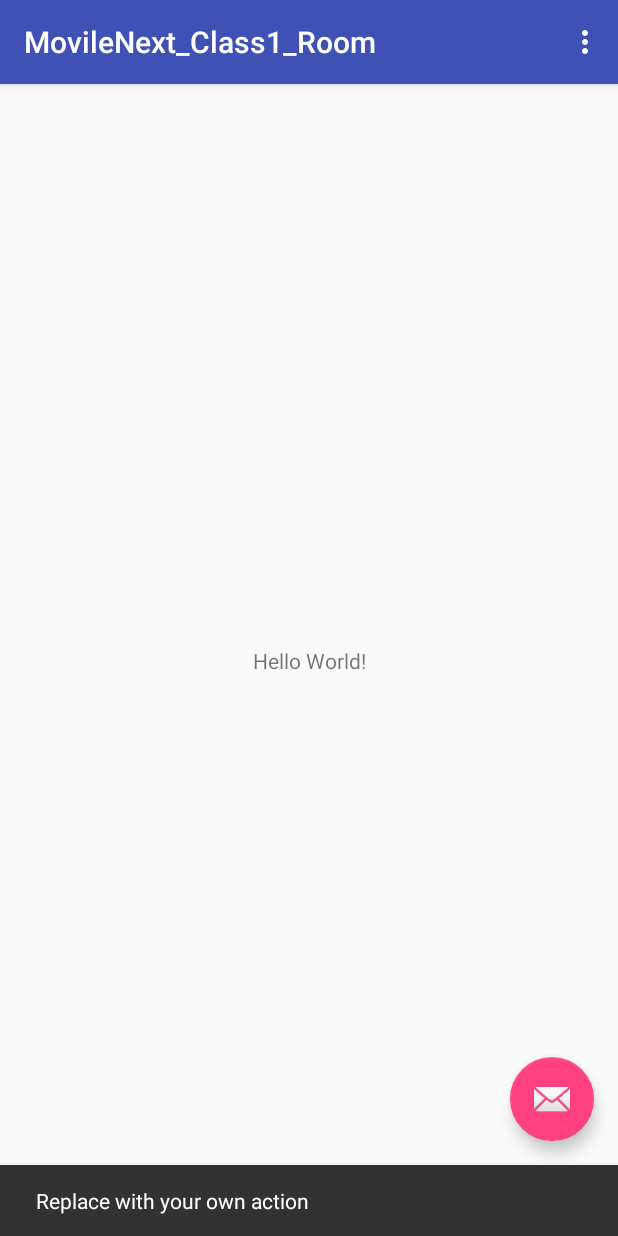
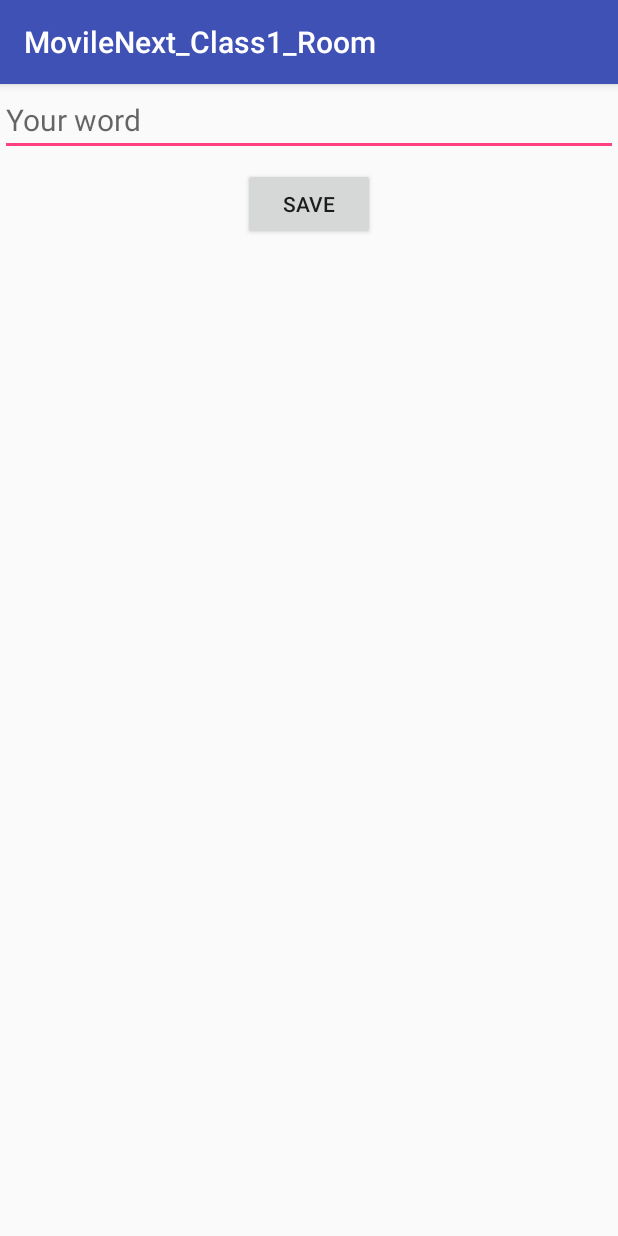
Before and after one commit to titooan/movile_project2, an Android app: the screen it shows after launch (MainActivity before the commit, NewWordActivity after it), after a tap on an icon or button, on a phone screen of 412 x 824 dp. Run offline under Robolectric (Android 15) with nearby library versions, the phone set to English and light mode, and no system bars; our stand-ins replace ButterKnife, Room's generated code; libraries missing offline, so code that uses them is left out: android.arch.persistence.

Commit message:
Feat: Created list of words and new word Activities

```diff
--- a/app/build.gradle
+++ b/app/build.gradle
@@ -37,4 +37,7 @@ dependencies {
     // Lifecycle components
     implementation "android.arch.lifecycle:extensions:$rootProject.archLifecycleVersion"
     annotationProcessor "android.arch.lifecycle:compiler:$rootProject.archLifecycleVersion"
+
+    implementation 'com.jakewharton:butterknife:' + rootProject.butterknifeVersion
+    annotationProcessor 'com.jakewharton:butterknife-compiler:' + rootProject.butterknifeVersion
 }
--- a/app/src/main/AndroidManifest.xml
+++ b/app/src/main/AndroidManifest.xml
@@ -19,6 +19,7 @@
                 <category android:name="android.intent.category.LAUNCHER" />
             </intent-filter>
         </activity>
+        <activity android:name=".NewWordActivity"></activity>
     </application>
 
 </manifest>
--- a/app/src/main/java/com/titouan/next/movilenext_class1_room/MainActivity.java
+++ b/app/src/main/java/com/titouan/next/movilenext_class1_room/MainActivity.java
@@ -1,52 +1,75 @@
 package com.titouan.next.movilenext_class1_room;
 
+import android.arch.lifecycle.Observer;
+import android.arch.lifecycle.ViewModelProviders;
+import android.content.Intent;
 import android.os.Bundle;
+import android.support.annotation.Nullable;
 import android.support.design.widget.FloatingActionButton;
 import android.support.design.widget.Snackbar;
 import android.support.v7.app.AppCompatActivity;
+import android.support.v7.widget.LinearLayoutManager;
+import android.support.v7.widget.RecyclerView;
 import android.support.v7.widget.Toolbar;
-import android.view.View;
-import android.view.Menu;
-import android.view.MenuItem;
+import android.text.TextUtils;
+
+import java.util.List;
+
+import butterknife.BindView;
+import butterknife.ButterKnife;
 
 public class MainActivity extends AppCompatActivity {
+
+    private static final int NEW_WORD_REQUEST = 1;
+    public static final String EXTRA_WORD = "extra_word";
+
+    @BindView(R.id.recyclerView)
+    protected RecyclerView mRecyclerView;
+
+    private WordsAdapter mAdapter;
+    private WordViewModel mWordViewModel;
 
     @Override
     protected void onCreate(Bundle savedInstanceState) {
         super.onCreate(savedInstanceState);
         setContentView(R.layout.activity_main);
-        Toolbar toolbar = (Toolbar) findViewById(R.id.toolbar);
+        Toolbar toolbar = findViewById(R.id.toolbar);
         setSupportActionBar(toolbar);
+        ButterKnife.bind(this);
 
-        FloatingActionButton fab = (FloatingActionButton) findViewById(R.id.fab);
-        fab.setOnClickListener(new View.OnClickListener() {
-            @Override
-            public void onClick(View view) {
-                Snackbar.make(view, "Replace with your own action", Snackbar.LENGTH_LONG)
-                        .setAction("Action", null).show();
-            }
-        });
+        FloatingActionButton fab = findViewById(R.id.fab);
+        fab.setOnClickListener(view ->
+                startActivityForResult(NewWordActivity.getStartIntent(this), NEW_WORD_REQUEST));
+
+        mWordViewModel = ViewModelProviders.of(this).get(WordViewModel.class);
+
+        setupRecyclerView();
+
+//        mWordViewModel.insert("Plop");
+//
+//        LiveData<List<Word>> words = mWordViewModel.getWords();
+//
+//        for (Word word : words.getValue()) {
+//            Log.d("Word: ", word.getWord());
+//        }
+    }
+
+    private void setupRecyclerView() {
+        mAdapter = new WordsAdapter();
+        mRecyclerView.setLayoutManager(new LinearLayoutManager(this));
+        mRecyclerView.setAdapter(mAdapter);
+        mWordViewModel.getWords().observe(this, mAdapter::setWords);
     }
 
     @Override
-    public boolean onCreateOptionsMenu(Menu menu) {
-        // Inflate the menu; this adds items to the action bar if it is present.
-        getMenuInflater().inflate(R.menu.menu_main, menu);
-        return true;
-    }
+    protected void onActivityResult(int requestCode, int resultCode, @Nullable Intent data) {
 
-    @Override
-    public boolean onOptionsItemSelected(MenuItem item) {
-        // Handle action bar item clicks here. The action bar will
-        // automatically handle clicks on the Home/Up button, so long
-        // as you specify a parent activity in AndroidManifest.xml.
-        int id = item.getItemId();
-
-        //noinspection SimplifiableIfStatement
-        if (id == R.id.action_settings) {
-            return true;
+        if (requestCode == NEW_WORD_REQUEST && resultCode == RESULT_OK) {
+            String word = data.getStringExtra(EXTRA_WORD);
+            if(!TextUtils.isEmpty(word)) {
+                mWordViewModel.insert(word);
+            }
         }
 
-        return super.onOptionsItemSelected(item);
     }
 }
--- /dev/null
+++ b/app/src/main/java/com/titouan/next/movilenext_class1_room/NewWordActivity.java
@@ -0,0 +1,48 @@
+package com.titouan.next.movilenext_class1_room;
+
+import android.content.Context;
+import android.content.Intent;
+import android.support.v7.app.AppCompatActivity;
+import android.os.Bundle;
+import android.text.TextUtils;
+import android.widget.Button;
+import android.widget.EditText;
+import android.widget.TextView;
+
+import org.w3c.dom.Text;
+
+import butterknife.BindView;
+import butterknife.ButterKnife;
+import butterknife.OnClick;
+
+import static com.titouan.next.movilenext_class1_room.MainActivity.EXTRA_WORD;
+
+public class NewWordActivity extends AppCompatActivity {
+
+    @BindView(R.id.word)
+    protected EditText mWord;
+
+    @BindView(R.id.ok)
+    protected Button mOkButton;
+
+    public static Intent getStartIntent(Context context) {
+        return new Intent(context, NewWordActivity.class);
+    }
+
+    @Override
+    protected void onCreate(Bundle savedInstanceState) {
+        super.onCreate(savedInstanceState);
+        setContentView(R.layout.activity_new_word);
+        ButterKnife.bind(this);
+    }
+
+    @OnClick(R.id.ok)
+    public void addWord() {
+        if (!TextUtils.isEmpty(mWord.getText().toString())) {
+            Intent intent = new Intent();
+            intent.putExtra(EXTRA_WORD, mWord.getText().toString());
+            setResult(RESULT_OK, intent);
+        }
+        finish();
+    }
+}
--- /dev/null
+++ b/app/src/main/java/com/titouan/next/movilenext_class1_room/WordDao.java
@@ -0,0 +1,25 @@
+package com.titouan.next.movilenext_class1_room;
+
+import android.arch.lifecycle.LiveData;
+import android.arch.persistence.room.Dao;
+import android.arch.persistence.room.Insert;
+import android.arch.persistence.room.OnConflictStrategy;
+import android.arch.persistence.room.Query;
+
+import java.util.List;
+
+@Dao
+public interface WordDao {
+
+    @Insert(onConflict = OnConflictStrategy.IGNORE)
+    void insert(Word word);
+
+    @Insert
+    void insert(List<Word> words);
+
+    @Query("DELETE FROM words_table")
+    void clearAll();
+
+    @Query("SELECT * FROM words_table ORDER BY word")
+    LiveData<List<Word>> getAll();
+}
--- /dev/null
+++ b/app/src/main/java/com/titouan/next/movilenext_class1_room/WordRepository.java
@@ -0,0 +1,47 @@
+package com.titouan.next.movilenext_class1_room;
+
+import android.app.Application;
+import android.arch.lifecycle.LiveData;
+import android.os.AsyncTask;
+
+import java.util.List;
+
+public class WordRepository {
+
+    private WordDao mWordDao;
+
+    private LiveData<List<Word>> mWords;
+
+    public WordRepository(Application application) {
+        mWordDao = WordRoomDatabase.getInstance(application).wordDao();
+        mWords = mWordDao.getAll();
+    }
+
+    public void insert(String word) {
+        new InsertAsyncTask(mWordDao).execute(new Word(word));
+    }
+
+
+    private static class InsertAsyncTask extends AsyncTask<Word, Void, Void> {
+
+        private WordDao mDao;
+
+        InsertAsyncTask(WordDao dao) {
+            mDao = dao;
+        }
+
+
+        @Override
+        protected Void doInBackground(Word... words) {
+            for (Word word : words) {
+                mDao.insert(word);
+            }
+
+            return null;
+        }
+    }
+
+    public LiveData<List<Word>> getWords() {
+        return mWords;
+    }
+}
--- /dev/null
+++ b/app/src/main/java/com/titouan/next/movilenext_class1_room/WordRoomDatabase.java
@@ -0,0 +1,35 @@
+package com.titouan.next.movilenext_class1_room;
+
+import android.arch.persistence.db.SupportSQLiteDatabase;
+import android.arch.persistence.room.Database;
+import android.arch.persistence.room.Room;
+import android.arch.persistence.room.RoomDatabase;
+import android.content.Context;
+import android.support.annotation.NonNull;
+
+@Database(entities = {Word.class}, version = 1, exportSchema = false)
+public abstract class WordRoomDatabase extends RoomDatabase {
+
+    private static final String WORD_DATABASE = "word_database";
+
+    private static WordRoomDatabase sInstance;
+
+    public abstract WordDao wordDao();
+
+    static WordRoomDatabase getInstance(final Context context) {
+        if (sInstance == null) {
+            synchronized (WordRoomDatabase.class) {
+                if (sInstance == null) {
+                    sInstance =
+                            Room.databaseBuilder(
+                                context,
+                                WordRoomDatabase.class,
+                                WORD_DATABASE)
+                            .build();
+                }
+            }
+        }
+
+        return sInstance;
+    }
+}
--- /dev/null
+++ b/app/src/main/java/com/titouan/next/movilenext_class1_room/WordViewModel.java
@@ -0,0 +1,28 @@
+package com.titouan.next.movilenext_class1_room;
+
+import android.app.Application;
+import android.arch.lifecycle.AndroidViewModel;
+import android.arch.lifecycle.LiveData;
+
+import java.util.List;
+
+public class WordViewModel extends AndroidViewModel {
+
+    private WordRepository mRepository;
+
+    private LiveData<List<Word>> mWords;
+
+    public WordViewModel(Application application) {
+        super(application);
+        mRepository = new WordRepository(application);
+        mWords = mRepository.getWords();
+    }
+
+    public LiveData<List<Word>> getWords() {
+        return mWords;
+    }
+
+    public void insert(String word) {
+        mRepository.insert(word);
+    }
+}
--- /dev/null
+++ b/app/src/main/java/com/titouan/next/movilenext_class1_room/WordsAdapter.java
@@ -0,0 +1,58 @@
+package com.titouan.next.movilenext_class1_room;
+
+import android.arch.lifecycle.LiveData;
+import android.support.annotation.NonNull;
+import android.support.v7.widget.RecyclerView;
+import android.view.LayoutInflater;
+import android.view.View;
+import android.view.ViewGroup;
+import android.widget.TextView;
+
+import java.util.List;
+
+import butterknife.BindView;
+import butterknife.ButterKnife;
+
+public class WordsAdapter extends RecyclerView.Adapter<WordsAdapter.WordViewHolder> {
+
+    private List<Word> mWords;
+
+    public WordsAdapter(List<Word> words) {
+        mWords = words;
+    }
+
+    public WordsAdapter() { }
+
+    @NonNull
+    @Override
+    public WordViewHolder onCreateViewHolder(@NonNull ViewGroup parent, int viewType) {
+        return new WordViewHolder(LayoutInflater.from(parent.getContext()).inflate(R.layout.holder_word, parent, false));
+    }
+
+    @Override
+    public void onBindViewHolder(@NonNull WordViewHolder wordViewHolder, int position) {
+        wordViewHolder.mTextView.setText(mWords.get(position).getWord());
+    }
+
+    @Override
+    public int getItemCount() {
+        return mWords == null ? 0 : mWords.size();
+    }
+
+    public void setWords(List<Word> words) {
+        mWords = words;
+        notifyDataSetChanged();
+    }
+
+    public static class WordViewHolder extends RecyclerView.ViewHolder {
+
+        @BindView(R.id.textView)
+        protected TextView mTextView;
+
+
+        public WordViewHolder(@NonNull View itemView) {
+            super(itemView);
+            ButterKnife.bind(this, itemView);
+        }
+    }
+}
--- a/app/src/main/res/layout/activity_main.xml
+++ b/app/src/main/res/layout/activity_main.xml
@@ -28,6 +28,7 @@
         android:layout_height="wrap_content"
         android:layout_gravity="bottom|end"
         android:layout_margin="@dimen/fab_margin"
-        app:srcCompat="@android:drawable/ic_dialog_email" />
+        app:srcCompat="@android:drawable/ic_input_add"
+        android:tint="#FFFFFF"/>
 
 </android.support.design.widget.CoordinatorLayout>
--- /dev/null
+++ b/app/src/main/res/layout/activity_new_word.xml
@@ -0,0 +1,30 @@
+<?xml version="1.0" encoding="utf-8"?>
+<android.support.constraint.ConstraintLayout xmlns:android="http://schemas.android.com/apk/res/android"
+    xmlns:app="http://schemas.android.com/apk/res-auto"
+    xmlns:tools="http://schemas.android.com/tools"
+    android:layout_width="match_parent"
+    android:layout_height="match_parent"
+    tools:context=".NewWordActivity">
+
+    <EditText
+        android:id="@+id/word"
+        android:layout_width="match_parent"
+        android:layout_height="wrap_content"
+        android:textSize="20sp"
+        android:hint="@string/your_word"
+        app:layout_constraintLeft_toLeftOf="parent"
+        app:layout_constraintRight_toRightOf="parent"
+        app:layout_constraintTop_toTopOf="parent"
+        />
+
+    <Button
+        android:id="@+id/ok"
+        android:layout_width="wrap_content"
+        android:layout_height="wrap_content"
+        android:layout_marginTop="8dp"
+        app:layout_constraintTop_toBottomOf="@+id/word"
+        app:layout_constraintLeft_toLeftOf="parent"
+        app:layout_constraintRight_toRightOf="parent"
+        android:text="@string/save"/>
+
+</android.support.constraint.ConstraintLayout>
--- a/app/src/main/res/layout/content_main.xml
+++ b/app/src/main/res/layout/content_main.xml
@@ -1,20 +1,21 @@
 <?xml version="1.0" encoding="utf-8"?>
-<android.support.constraint.ConstraintLayout xmlns:android="http://schemas.android.com/apk/res/android"
+<LinearLayout
+    xmlns:android="http://schemas.android.com/apk/res/android"
     xmlns:app="http://schemas.android.com/apk/res-auto"
     xmlns:tools="http://schemas.android.com/tools"
     android:layout_width="match_parent"
     android:layout_height="match_parent"
+    android:orientation="vertical"
     app:layout_behavior="@string/appbar_scrolling_view_behavior"
     tools:context=".MainActivity"
     tools:showIn="@layout/activity_main">
 
-    <TextView
-        android:layout_width="wrap_content"
-        android:layout_height="wrap_content"
-        android:text="Hello World!"
-        app:layout_constraintBottom_toBottomOf="parent"
-        app:layout_constraintLeft_toLeftOf="parent"
-        app:layout_constraintRight_toRightOf="parent"
-        app:layout_constraintTop_toTopOf="parent" />
+    <android.support.v7.widget.RecyclerView
+        android:id="@+id/recyclerView"
+        android:layout_width="match_parent"
+        android:layout_height="match_parent"
+        android:background="@android:color/darker_gray"
+        android:scrollbars="vertical"
+        tools:listitem="@layout/holder_word" />
 
-</android.support.constraint.ConstraintLayout>
+</LinearLayout>
--- a/app/src/main/res/values/strings.xml
+++ b/app/src/main/res/values/strings.xml
@@ -1,4 +1,6 @@
 <resources>
     <string name="app_name">MovileNext_Class1_Room</string>
     <string name="action_settings">Settings</string>
+    <string name="your_word">Your word</string>
+    <string name="save">Save</string>
 </resources>
--- a/build.gradle
+++ b/build.gradle
@@ -29,4 +29,5 @@ task clean(type: Delete) {
 ext {
     roomVersion = '1.1.1'
     archLifecycleVersion = '1.1.1'
+    butterknifeVersion ="8.8.1"
 }
```
Also changed, not shown: app/src/main/java/com/titouan/next/movilenext_class1_room/Word.java (added, +24 -0 lines), app/src/main/res/layout/holder_word.xml (added, +15 -0 lines), app/src/main/res/values/styles.xml (+9 -0 lines).
